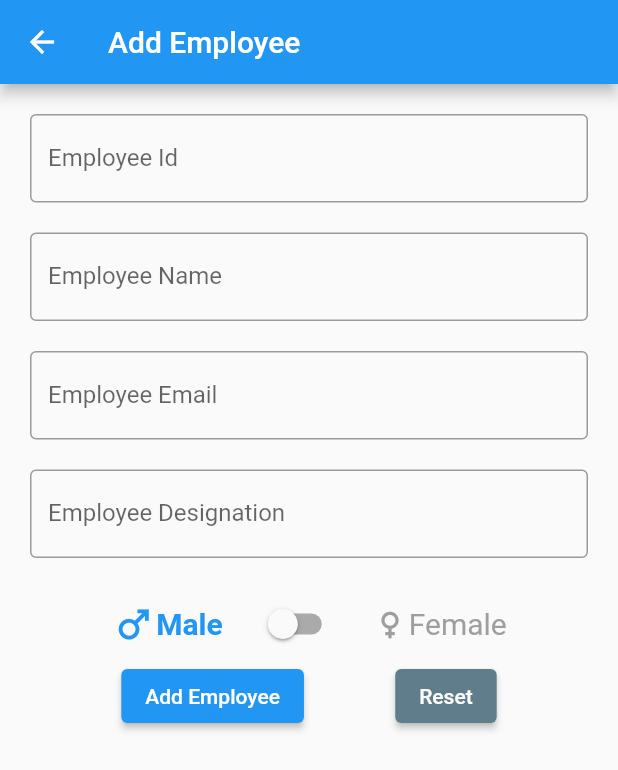
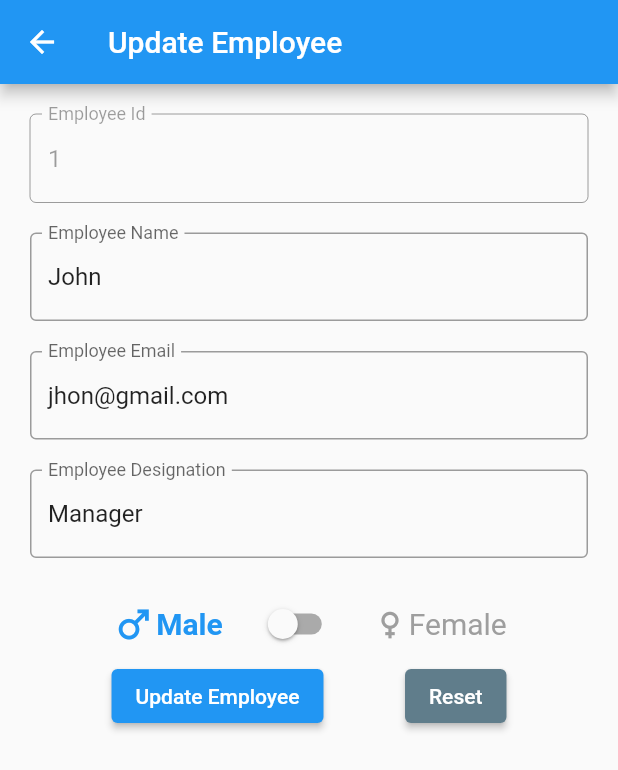
Before and after one commit to Angel-cuba/crud_sqlite_flutter, a Flutter app: the screen it shows after launch, after a tap on the "edit" icon, on a phone screen of 412 x 824 dp. Shown: the top 770 px of the screen. Run offline on Flutter 3.47's test engine with Material 2 defaults, Android fonts, the phone set to English and light mode, and no system bars.

Commit message:
Add styles to show user data

```diff
--- a/lib/views/home.dart
+++ b/lib/views/home.dart
@@ -1,4 +1,5 @@
 import 'package:crud_sqlite/crud/add_employee.dart';
+import 'package:crud_sqlite/crud/edit_emplyee.dart';
 import 'package:crud_sqlite/crud/employee.dart';
 import 'package:flutter/material.dart';
 
@@ -51,18 +52,49 @@ class _MyHomePageState extends State<MyHomePage> {
               itemBuilder: (context, index) {
                 return Card(
                   child: ListTile(
-                    title: Text(employees[index].name),
+                      leading: CircleAvatar(
+                        foregroundColor: employees[index].isMale
+                            ? Colors.blueAccent.shade700
+                            : Colors.redAccent.shade700,
+                        backgroundColor: employees[index].isMale
+                            ? Colors.blueAccent.shade100
+                            : Colors.redAccent.shade100,
+                        child: Icon(employees[index].isMale
+                            ? Icons.male
+                            : Icons.female),
+                      ),
+                      title: Text(
+                        '${employees[index].name} |  ${employees[index].designation}(Id: ${employees[index].id.toString()}))',
+                        style: const TextStyle(fontWeight: FontWeight.bold),
+                      ),
                       subtitle: Text(employees[index].email),
-                    trailing: IconButton(
+                      trailing: SizedBox(
+                        width: 100,
+                        child: Row(
+                          children: [
+                            IconButton(
                               icon: const Icon(Icons.edit),
+                              color: Colors.greenAccent.shade700,
                               onPressed: () {
                                 Navigator.push(
                                     context,
                                     MaterialPageRoute(
-                                builder: (context) => const AddEmployee()));
+                                        builder: (context) => EditEmployee(
+                                            employee: employees[index])));
                               },
                             ),
+                            IconButton(
+                              icon: const Icon(Icons.delete),
+                              color: Colors.redAccent.shade700,
+                              onPressed: () {
+                                setState(() {
+                                  employees.removeAt(index);
+                                });
+                              },
                             ),
+                          ],
+                        ),
+                      )),
                 );
               },
             ),
```
Lines whose indentation alone changed are shown as unchanged.
